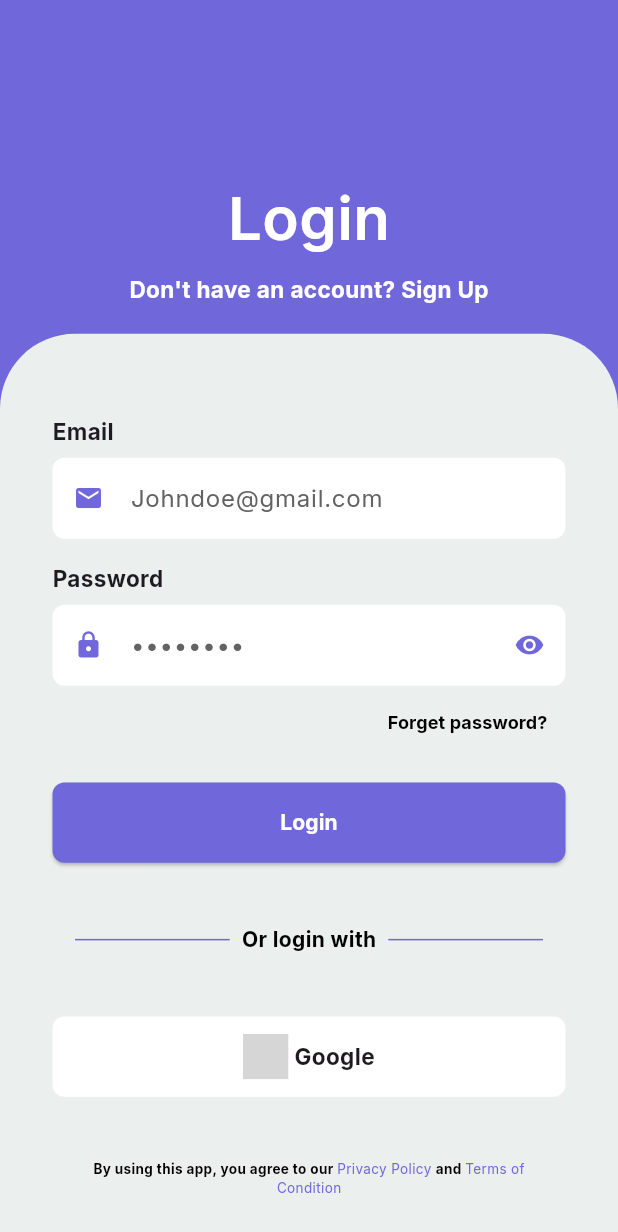
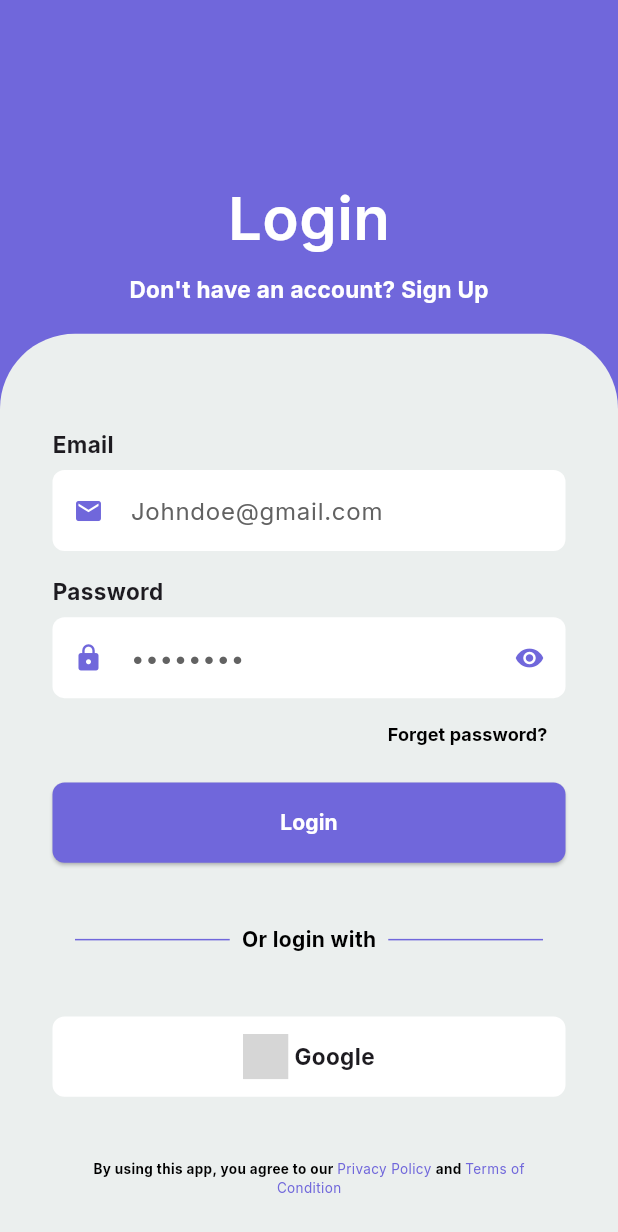
Before and after one commit to Sabinkc/order_management_system, a Flutter app: the screen it shows after launch, on a phone screen of 412 x 824 dp. Shown: the top 1232 px of the screen. Run offline on Flutter 3.47's test engine with Material 3 defaults, Android fonts, the phone set to English and light mode, and no system bars; drawn by our look-alikes of keyboard_dismisser; our stand-ins replace google_fonts, icons_plus; grey boxes are pictures that could not be loaded.

Commit message:
code refined

```diff
--- a/lib/common/common_textfield.dart
+++ b/lib/common/common_textfield.dart
@@ -7,16 +7,16 @@ class CommonTextfield extends StatelessWidget {
   final IconData? suffixIcon;
   final TextEditingController? controller;
   final void Function()? onSuffixPressed;
-  bool isObscure;
+  final bool isObscure;
 
-   CommonTextfield({
+  const CommonTextfield({
     super.key,
     required this.hintText,
     this.prefixIcon,
     this.suffixIcon,
     this.controller,
     this.onSuffixPressed,
-    this.isObscure=false,
+    this.isObscure = false,
   });
 
   @override
@@ -25,25 +25,26 @@ class CommonTextfield extends StatelessWidget {
       obscureText: isObscure,
       controller: controller,
       decoration: InputDecoration(
-
         contentPadding: EdgeInsets.symmetric(horizontal: 10, vertical: 15),
         fillColor: Colors.white,
         filled: true,
         hintText: hintText,
         hintStyle: TextStyle(
           color: CommonColor.darkGreyColor,
-
         ),
         prefixIcon: Icon(
           prefixIcon,
           size: 20,
           color: CommonColor.primaryColor,
         ),
-        suffixIcon: IconButton(onPressed: onSuffixPressed, icon: Icon(
-          suffixIcon,
-          size: 20,
-          color: CommonColor.primaryColor,
-        ),),
+        suffixIcon: IconButton(
+          onPressed: onSuffixPressed,
+          icon: Icon(
+            suffixIcon,
+            size: 20,
+            color: CommonColor.primaryColor,
+          ),
+        ),
         enabledBorder: OutlineInputBorder(
           borderRadius: BorderRadius.circular(8),
           borderSide:
--- a/lib/features/login/presentation/login_screen.dart
+++ b/lib/features/login/presentation/login_screen.dart
@@ -89,7 +89,7 @@ class LoginScreen extends StatelessWidget {
                         ),
                       ],
                     )),
-                    SizedBox(height: screenHeight * 0.09),
+                    SizedBox(height: screenHeight * 0.1),
                     Padding(
                       padding: EdgeInsets.symmetric(horizontal: 10),
                       child: Column(
@@ -141,7 +141,7 @@ class LoginScreen extends StatelessWidget {
                               ),
                             ),
                           ),
-                          SizedBox(height: screenHeight * 0.02),
+                          SizedBox(height: screenHeight * 0.01),
                           SizedBox(
                             width: double.infinity,
                             height: screenHeight * 0.065,
@@ -228,11 +228,14 @@ class LoginScreen extends StatelessWidget {
                                     fontSize: 9,
                                     color: Colors.black),
                               ),
-                              Text(
+                              GestureDetector(
+                                onTap: () {},
+                                child: Text(
                                   "Privacy Policy ",
                                   style: TextStyle(
                                       fontSize: 9,
                                       color: CommonColor.primaryColor),
+                                ),
                               ),
                               Text(
                                 "and ",
@@ -250,10 +253,14 @@ class LoginScreen extends StatelessWidget {
                             ],
                           ),
                           Center(
+                            child: GestureDetector(
+                              onTap: () {},
                               child: Text(
                                 "Condition",
                                 style: TextStyle(
-                                  fontSize: 9, color: CommonColor.primaryColor),
+                                    fontSize: 9,
+                                    color: CommonColor.primaryColor),
+                              ),
                             ),
                           ),
                         ],
--- a/lib/main.dart
+++ b/lib/main.dart
@@ -18,7 +18,7 @@ class MyApplication extends StatelessWidget {
   Widget build(BuildContext context) {
     return MultiProvider(
       providers: [
-        Provider<TabBarProvider>(create: (_) => TabBarProvider()),
+        ChangeNotifierProvider<TabBarProvider>(create: (_) => TabBarProvider()),
         ChangeNotifierProvider<CheckboxProvider>(
             create: (_) => CheckboxProvider()),
         ChangeNotifierProvider<LoginTextfieldProvider>(
```
Also changed, not shown: lib/features/dashboard/presentation/dashboard_screen.dart (+9 -4 lines), lib/test_screen.dart (+2 -6 lines), 1 other file. Lines whose indentation alone changed are shown as unchanged.
